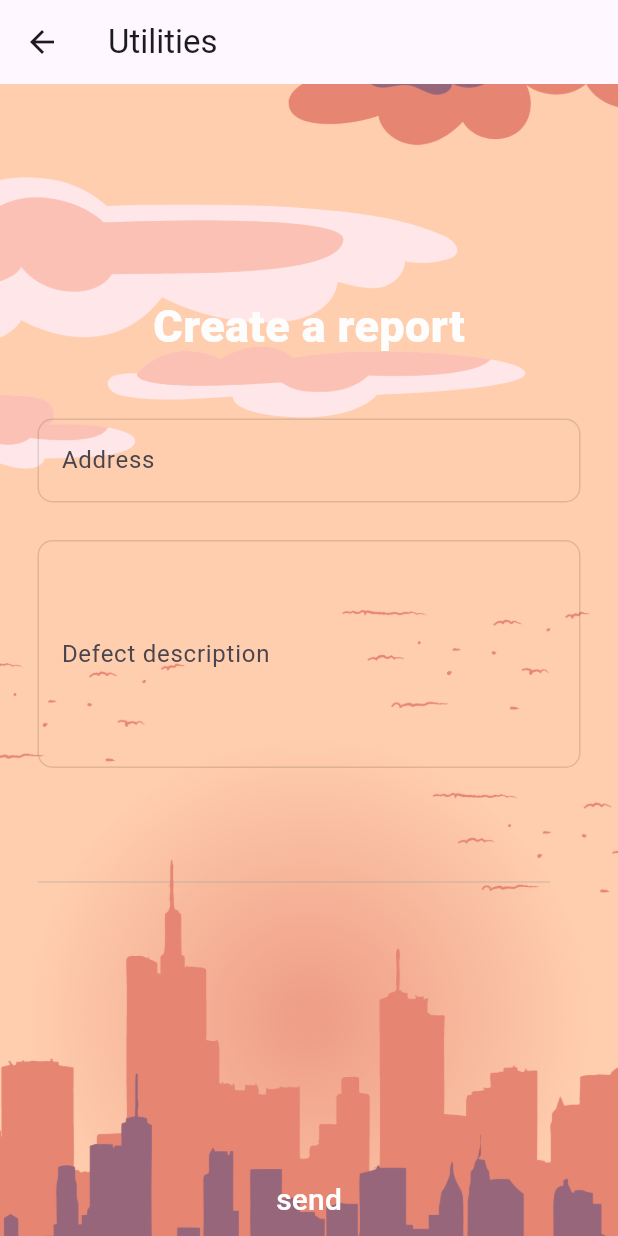
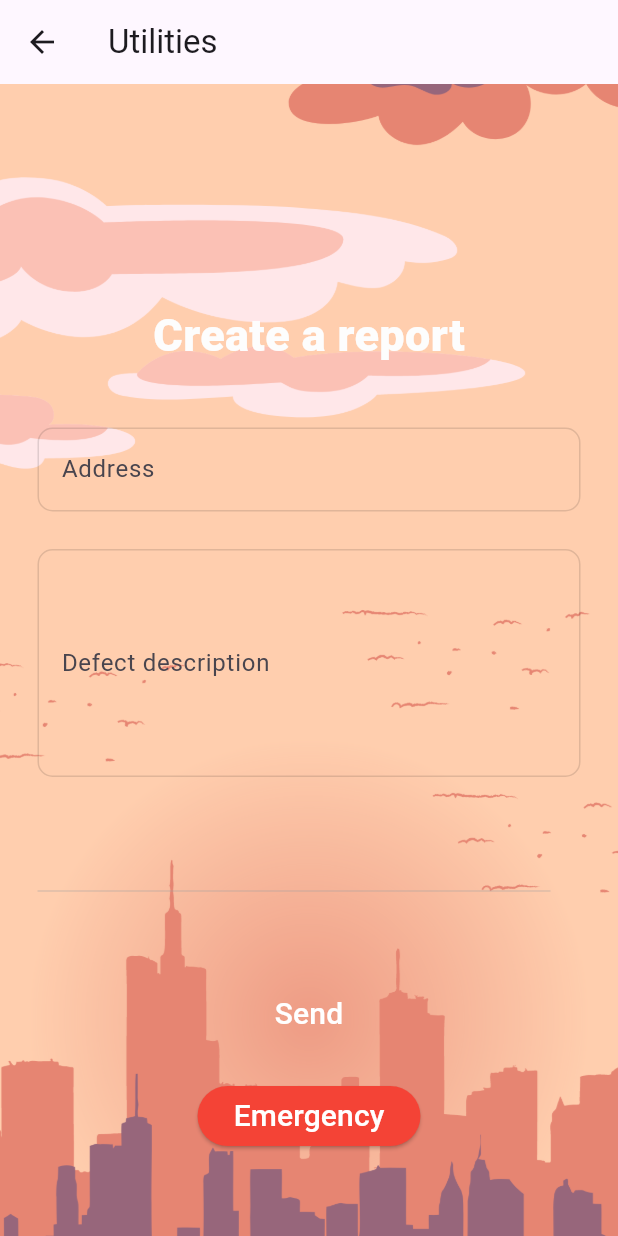
Before and after one commit to SondosAlnbary/final-project, a Flutter app: the Utilities screen opened directly, on a phone screen of 412 x 824 dp. Run offline on Flutter 3.47's test engine with Material 3 defaults, Android fonts, the phone set to English and light mode, and no system bars; our stand-ins replace cloud_firestore, firebase_auth, firebase_core, font_awesome_flutter; accounts and stored records are empty.

Commit message:
last editing

```diff
--- a/lib/screens/garden.dart
+++ b/lib/screens/garden.dart
@@ -59,9 +59,7 @@ void _showSnackbar(BuildContext context, String message) {
   @override
   Widget build(BuildContext context) {
     return Scaffold(
-      appBar: AppBar(
-        title: Text('Garden maintenance'),
-      ),
+
       body: Container(
         decoration: BoxDecoration(
           image: DecorationImage(
--- a/lib/screens/utilities.dart
+++ b/lib/screens/utilities.dart
@@ -29,12 +29,13 @@ class _UtilitiesState extends State<Utilities> {
       if (user != null) {
         signedInUser = user;
         print(signedInUser.email);
-         getUserName();
+        getUserName();
       }
     } catch (e) {
       print(e);
     }
   }
+
   Future<void> getUserName() async {
     try {
       DocumentSnapshot userDoc = await _firestore.collection('user').doc(signedInUser.uid).get();
@@ -48,7 +49,7 @@ class _UtilitiesState extends State<Utilities> {
     }
   }
 
-void _showSnackbar(BuildContext context, String message) {
+  void _showSnackbar(BuildContext context, String message) {
     final snackBar = SnackBar(
       content: Text(message),
       duration: Duration(seconds: 3),
@@ -105,7 +106,7 @@ void _showSnackbar(BuildContext context, String message) {
                           height: 40.0,
                         ),
                         TextFormField(
-                          onChanged: (value){
+                          onChanged: (value) {
                             messageText1 = value;
                           },
                           validator: (value) {
@@ -147,7 +148,7 @@ void _showSnackbar(BuildContext context, String message) {
                           height: 25.0,
                         ),
                         TextFormField(
-                          onChanged: (value){
+                          onChanged: (value) {
                             messageText = value;
                           },
                           maxLines: 5,
@@ -216,30 +217,54 @@ void _showSnackbar(BuildContext context, String message) {
                         const SizedBox(
                           height: 20.0,
                         ),
+                        TextButton(
+                          onPressed: () {
+                            _firestore.collection('Utilities').add({
+                              'sender': signedInUser.email,
+                              'name': userName,
+                              'address': messageText1,
+                              'Report': messageText,
+                            });
+                            _showSnackbar(context, 'Report received');
+                          },
+                          child: Text(
+                            'Send',
+                            style: TextStyle(
+                              fontSize: 20,
+                              color: Color.fromARGB(255, 255, 255, 255),
+                            ),
+                          ),
+                        ),
+                        const SizedBox(
+                          height: 20.0,
+                        ),
+                        ElevatedButton(
+                          onPressed: () {
+                            _firestore.collection('Emergency').add({
+                              'sender': signedInUser.email,
+                              'name': userName,
+                              'address': 'Emergency Address', // or use predefined value
+                              'Report': 'Emergency Report',
+                            });
+                            _showSnackbar(context, 'Emergency report sent');
+                          },
+                          style: ElevatedButton.styleFrom(
+                            backgroundColor: Colors.red,
+                          ),
+                          child: Text(
+                            'Emergency',
+                            style: TextStyle(
+                              fontSize: 20,
+                              color: Colors.white,
+                            ),
+                          ),
+                        ),
                       ],
                     ),
                   ),
                 ),
               ),
             ),
-            TextButton(
-              onPressed: () {
-                _firestore.collection('Utilities').add({
-                  'sender':signedInUser.email,
-                  'name': userName,
-                  'address':messageText1,
-                  'Report': messageText,
-
-                });
-                _showSnackbar(context, 'Report received');
-              },
-              child: Text('send',
-              style: TextStyle(
-                fontSize: 20,
-                color: Color.fromARGB(255, 255, 255, 255)
-              ),
-              )
-            )
           ],
         ),
       ),
```
Also changed, not shown: lib/screens/category_screen.dart (+63 -3 lines).
